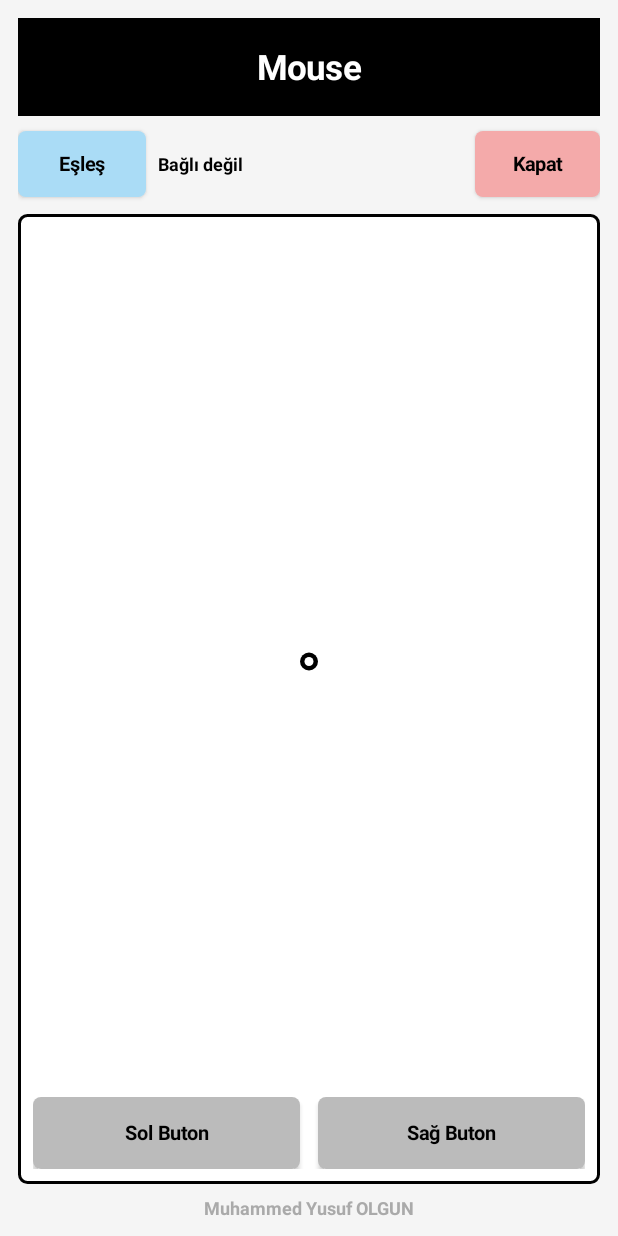
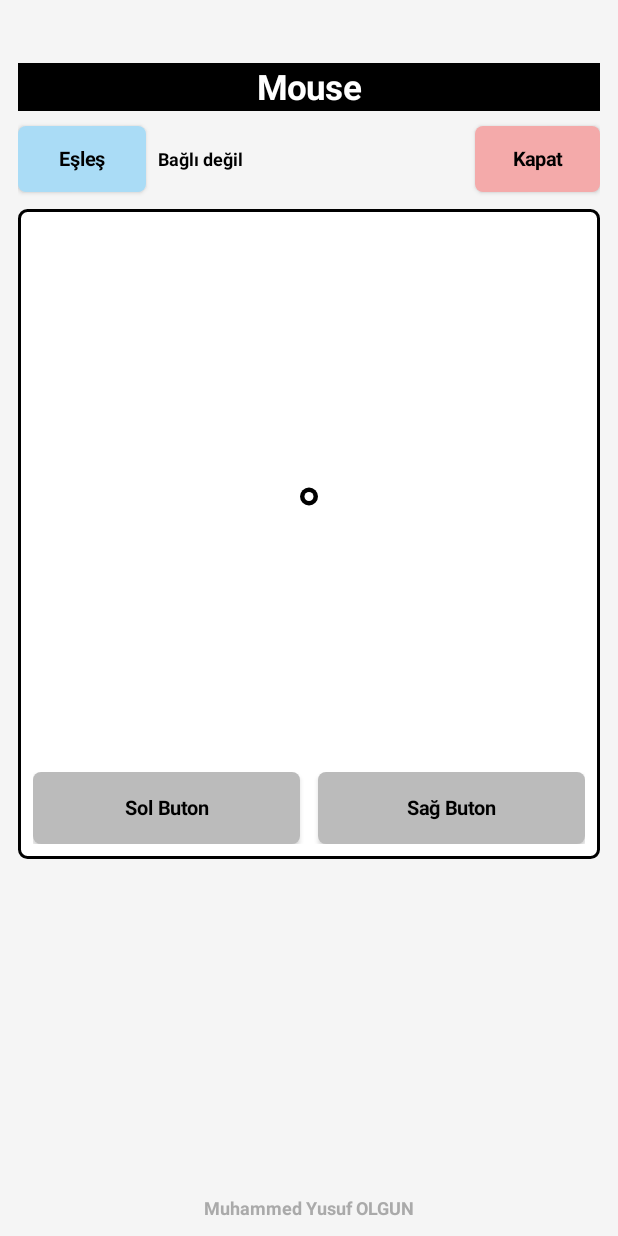
Before and after one commit to muhammedyusufolgun/Mouse, an Android app: the screen it shows after launch (MainActivity), on a phone screen of 412 x 824 dp. Run offline under Robolectric (Android 15) with nearby library versions, the phone set to English and light mode, and no system bars.

Commit message:
Adjust header and touchpad size; distinguish Bluetooth pairing from HID connection and expose report failures

```diff
--- a/app/src/main/java/com/olgun/mouse/MainActivity.java
+++ b/app/src/main/java/com/olgun/mouse/MainActivity.java
@@ -28,6 +28,8 @@ public class MainActivity extends Activity {
     private float lastX,lastY;
     private boolean tracking = false;
     private boolean registered = false;
+    private boolean hidConnected = false;
+    private String diagnostic = "";
     private TouchSurface touchSurface;
     private final Executor executor = Executors.newSingleThreadExecutor();
     private static final byte[] MOUSE_DESCRIPTOR = new byte[] {
@@ -41,12 +43,12 @@ public class MainActivity extends Activity {
     };
     private final BluetoothHidDevice.Callback callback = new BluetoothHidDevice.Callback() {
         @Override public void onAppStatusChanged(BluetoothDevice plugged, boolean registered) {
-            runOnUiThread(() -> { MainActivity.this.registered = registered; updateStatus(); if (registered && selected != null && hid != null) hid.connect(selected); });
+            runOnUiThread(() -> { MainActivity.this.registered = registered; diagnostic = registered ? "HID hazır" : "HID kaydı başarısız"; updateStatus(); if (registered && selected != null && hid != null && !hid.connect(selected)) deviceLabel.setText("HID bağlantı isteği reddedildi"); });
         }
         @Override public void onConnectionStateChanged(BluetoothDevice device, int state) {
             runOnUiThread(() -> {
-                if (state == BluetoothProfile.STATE_CONNECTED) connected = device;
-                else if (connected != null && connected.equals(device)) connected = null;
+                if (state == BluetoothProfile.STATE_CONNECTED) {connected = device;hidConnected = true;diagnostic = "HID bağlı";}
+                else if (connected != null && connected.equals(device)) {connected = null;hidConnected = false;diagnostic = "HID bağlantısı kesildi";}
                 updateStatus();
             });
         }
@@ -73,11 +75,11 @@ public class MainActivity extends Activity {
         b.setTextSize(13);b.setTypeface(null,Typeface.BOLD);b.setPadding(dp(5),0,dp(5),0);b.setBackground(bg(color,0));return b;
     }
     private void buildUi() {
-        LinearLayout root=new LinearLayout(this);root.setOrientation(1);root.setPadding(dp(12),dp(12),dp(12),dp(6));
+        LinearLayout root=new LinearLayout(this);root.setOrientation(1);root.setPadding(dp(12),dp(42),dp(12),dp(6));
         root.setBackgroundColor(Color.rgb(245,245,245));setContentView(root);
         TextView title=new TextView(this);title.setText("Mouse");title.setGravity(Gravity.CENTER);
         title.setTextSize(23);title.setTypeface(null,Typeface.BOLD);title.setTextColor(Color.WHITE);
-        title.setBackgroundColor(Color.BLACK);root.addView(title,new LinearLayout.LayoutParams(-1,dp(65)));
+        title.setBackgroundColor(Color.BLACK);root.addView(title,new LinearLayout.LayoutParams(-1,dp(32)));
         LinearLayout row=new LinearLayout(this);row.setGravity(Gravity.CENTER_VERTICAL);
         LinearLayout.LayoutParams rp=new LinearLayout.LayoutParams(-1,dp(56));rp.topMargin=dp(4);root.addView(row,rp);
         Button pair=button("Eşleş",0xFFAADCF6);row.addView(pair,new LinearLayout.LayoutParams(dp(85),dp(44)));
@@ -99,7 +101,8 @@ public class MainActivity extends Activity {
         View gap=new View(this);root.addView(gap,new LinearLayout.LayoutParams(1,dp(5)));
         LinearLayout pad=new LinearLayout(this);pad.setOrientation(1);pad.setPadding(dp(10),dp(8),dp(10),dp(10));
         pad.setBackground(bg(Color.WHITE,Color.BLACK));
-        root.addView(pad,new LinearLayout.LayoutParams(-1,0,1));
+        LinearLayout.LayoutParams padParams=new LinearLayout.LayoutParams(-1,0,2);root.addView(pad,padParams);
+        View remainingSpace=new View(this);root.addView(remainingSpace,new LinearLayout.LayoutParams(1,0,1));
         touchSurface=new TouchSurface(this);View touch=touchSurface;pad.addView(touch,new LinearLayout.LayoutParams(-1,0,1));
         touch.setOnTouchListener((v,e)->{
             switch(e.getActionMasked()){
@@ -136,14 +139,14 @@ public class MainActivity extends Activity {
             report(dx,dy,0);x-=dx;y-=dy;}
     }
     private void report(int dx,int dy,int wheel){
-        if(hid==null||connected==null)return;
+        if(hid==null||connected==null||!hidConnected){if(deviceLabel!=null)deviceLabel.setText("HID fare bağlı değil — Eşleş seçin");return;}
         try{boolean sent=hid.sendReport(connected,1,new byte[]{(byte)buttons,(byte)dx,(byte)dy,(byte)wheel});
             if(!sent)deviceLabel.setText("HID raporu gönderilemedi");}
         catch(SecurityException ex){deviceLabel.setText("Bluetooth izni gerekli");}
     }
     private void updateStatus(){
         if(deviceLabel==null)return;
-        deviceLabel.setText(connected!=null ? "Bağlı: "+connected.getName() : selected!=null ? "Seçili: "+selected.getName() : "Bağlı değil");
+        deviceLabel.setText(hidConnected && connected!=null ? "HID fare: "+connected.getName() : selected!=null ? "Seçili (HID bekleniyor): "+selected.getName() : "Bağlı değil");
     }
     private void startBluetooth(){
         if(adapter==null){deviceLabel.setText("Bluetooth desteklenmiyor");return;}
@@ -153,7 +156,7 @@ public class MainActivity extends Activity {
                 hid=(BluetoothHidDevice)proxy;
                 BluetoothHidDeviceAppSdpSettings sdp=new BluetoothHidDeviceAppSdpSettings(
                     "Mouse","Bluetooth Touchpad","Olgun",BluetoothHidDevice.SUBCLASS1_MOUSE,MOUSE_DESCRIPTOR);
-                hid.registerApp(sdp,null,null,executor,callback);
+                if(!hid.registerApp(sdp,null,null,executor,callback)){diagnostic="HID kaydı başlatılamadı";updateStatus();deviceLabel.setText(diagnostic);}
                 String addr=getPreferences(0).getString("device",null);
                 if(addr!=null){try{selected=adapter.getRemoteDevice(addr);updateStatus();if(registered)hid.connect(selected);}catch(IllegalArgumentException ignored){}}
             }
@@ -177,7 +180,7 @@ public class MainActivity extends Activity {
         for(int i=0;i<list.size();i++)names[i]=(list.get(i).getName()==null?"Cihaz":list.get(i).getName())+" ("+list.get(i).getAddress()+")";
         new AlertDialog.Builder(this).setTitle("Eşleşmiş cihaz seç").setItems(names,(d,which)->{
             selected=list.get(which);getPreferences(0).edit().putString("device",selected.getAddress()).apply();
-            updateStatus();if(hid!=null && registered)hid.connect(selected);
+            updateStatus();if(hid!=null && registered && !hid.connect(selected))deviceLabel.setText("HID bağlantı isteği reddedildi");
         }).setNeutralButton("Bluetooth Ayarları",(d,w)->startActivity(new Intent(android.provider.Settings.ACTION_BLUETOOTH_SETTINGS)))
           .setNegativeButton("İptal",null).show();
     }
```
